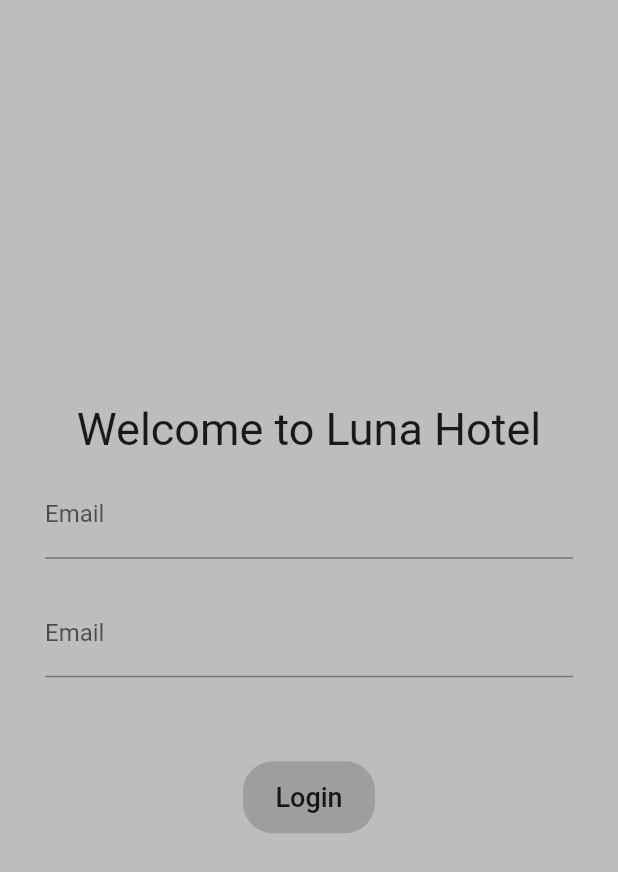
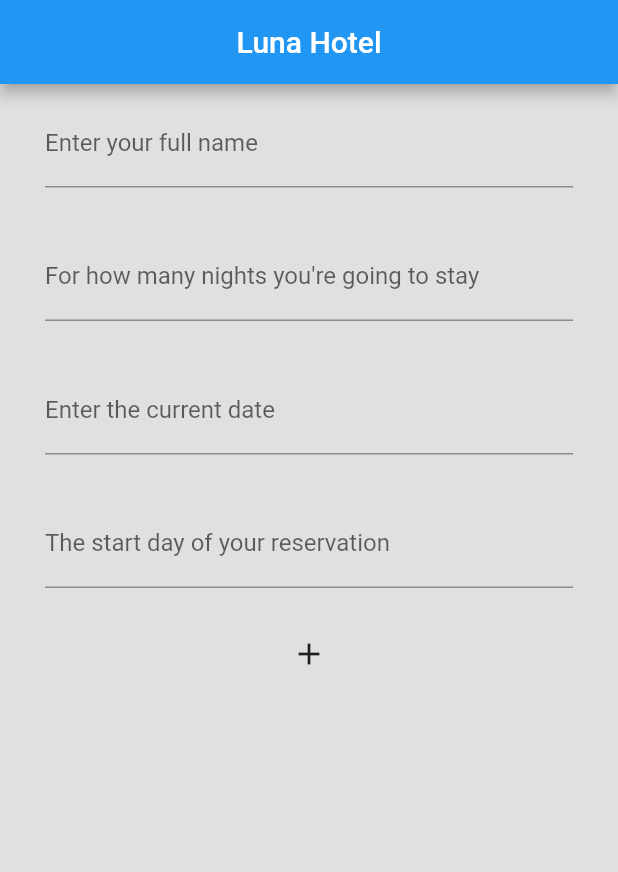
Before and after one commit to Abdellahbado/Hotel-App, a Flutter app: the screen it shows after launch, on a phone screen of 412 x 824 dp. Shown: the top 872 px of the screen. Run offline on Flutter 3.47's test engine with Material 2 defaults, Android fonts, the phone set to English and light mode, and no system bars; our stand-ins replace cloud_firestore, firebase_auth, firebase_core; accounts and stored records are empty; Roboto replaces fonts that are missing (Montserrat-ExtraBold); project files that could hold a hidden picture were left out.

Commit message:
First commit

```diff
--- a/lib/main.dart
+++ b/lib/main.dart
@@ -2,6 +2,8 @@ import 'package:firebase_core/firebase_core.dart';
 import 'package:firebase_test18/auth/login.dart';
 import 'package:firebase_test18/firebase_options.dart';
 import 'package:firebase_test18/home.dart';
+import 'package:firebase_test18/screens/home_screen.dart';
+import 'package:firebase_test18/screens/info_screen.dart';
 import 'package:flutter/material.dart';
 
 Future<void> main() async {
@@ -18,8 +20,8 @@ class MyApp extends StatelessWidget {
   // This widget is the root of your application.
   @override
   Widget build(BuildContext context) {
-    return MaterialApp(
-      home: HomeP(),
+    return const MaterialApp(
+      home: HomePage(),
     );
   }
 }
--- /dev/null
+++ b/lib/models/user_model.dart
@@ -0,0 +1,21 @@
+class User {
+  String name;
+  String? id;
+  String reservationDate;
+  String startDay;
+  int numNights;
+  User(
+      {required this.name,
+      this.id,
+      required this.reservationDate,
+      required this.startDay,
+      required this.numNights});
+
+  Map<String, dynamic> toJson() => {
+        'id': id,
+        'name': name,
+        'Reservation Date': reservationDate,
+        'Start Day': startDay,
+        'Number Nights': numNights
+      };
+}
--- /dev/null
+++ b/lib/screens/home_screen.dart
@@ -0,0 +1,38 @@
+import 'package:firebase_test18/screens/info_screen.dart';
+import 'package:flutter/material.dart';
+
+class HomePage extends StatefulWidget {
+  const HomePage({super.key});
+
+  @override
+  State<HomePage> createState() => _HomePageState();
+}
+
+class _HomePageState extends State<HomePage> {
+  bool isAdded = false;
+  void toggle() {
+    setState(() {
+      isAdded = !isAdded;
+    });
+  }
+
+  @override
+  Widget build(BuildContext context) {
+    if (!isAdded) {
+      return MainScreen(toggle: toggle);
+    } else {
+      return Scaffold(
+        appBar: AppBar(elevation: 0.0),
+        body: const Center(
+          child: Text(
+            'you\'ve been added successfully',
+            style: TextStyle(
+              fontSize: 30.0,
+            ),
+          ),
+        ),
+      );
+    }
+    ;
+  }
+}
--- /dev/null
+++ b/lib/screens/info_screen.dart
@@ -0,0 +1,110 @@
+import 'package:cloud_firestore/cloud_firestore.dart';
+import 'package:flutter/material.dart';
+
+import '../models/user_model.dart';
+
+class MainScreen extends StatefulWidget {
+  final Function toggle;
+  MainScreen({required this.toggle});
+
+  @override
+  State<MainScreen> createState() => _MainScreenState();
+}
+
+class _MainScreenState extends State<MainScreen> {
+  final _nameController = TextEditingController();
+  final _numNightController = TextEditingController();
+  final _reservController = TextEditingController();
+  final _startDayController = TextEditingController();
+
+  //function to add user to firebase
+  Future addUser({required User user}) async {
+    final docUser =
+        FirebaseFirestore.instance.collection('Reference').doc(user.name);
+    // the username above is an id ,if you dont write it will be auto generated
+
+    final json = user.toJson();
+    await docUser.set(json);
+  }
+
+  @override
+  Widget build(BuildContext context) {
+    return Scaffold(
+      appBar: AppBar(
+        title: const Text('Luna Hotel'),
+        centerTitle: true,
+      ),
+      backgroundColor: Colors.grey[300],
+      body: ListView(
+        children: [
+          Padding(
+            padding:
+                const EdgeInsets.symmetric(horizontal: 30.0, vertical: 10.0),
+            child: TextField(
+              controller: _nameController,
+              decoration: const InputDecoration(
+                labelText: 'Enter your full name',
+              ),
+            ),
+          ),
+          const SizedBox(
+            height: 10.0,
+          ),
+          Padding(
+            padding:
+                const EdgeInsets.symmetric(horizontal: 30.0, vertical: 10.0),
+            child: TextField(
+              controller: _numNightController,
+              keyboardType: TextInputType.number,
+              decoration: const InputDecoration(
+                labelText: 'For how many nights you\'re going to stay ',
+              ),
+            ),
+          ),
+          const SizedBox(
+            height: 10.0,
+          ),
+          Padding(
+            padding:
+                const EdgeInsets.symmetric(horizontal: 30.0, vertical: 10.0),
+            child: TextField(
+              controller: _reservController,
+              decoration: const InputDecoration(
+                labelText: 'Enter the current date',
+              ),
+            ),
+          ),
+          const SizedBox(
+            height: 10.0,
+          ),
+          Padding(
+            padding:
+                const EdgeInsets.symmetric(horizontal: 30.0, vertical: 10.0),
+            child: TextField(
+              controller: _startDayController,
+              decoration: const InputDecoration(
+                labelText: 'The start day of your reservation',
+              ),
+            ),
+          ),
+          const SizedBox(
+            height: 10.0,
+          ),
+          IconButton(
+            onPressed: () {
+              User user = User(
+                name: _nameController.text,
+                numNights: int.parse(_numNightController.text),
+                reservationDate: _reservController.text,
+                startDay: _startDayController.text,
+              );
+              addUser(user: user);
+              widget.toggle();
+            },
+            icon: const Icon(Icons.add),
+          )
+        ],
+      ),
+    );
+  }
+}
--- a/pubspec.yaml
+++ b/pubspec.yaml
@@ -31,6 +31,7 @@ dependencies:
     sdk: flutter
   firebase_core: ^1.22.0
   firebase_auth:
+  cloud_firestore:
 
   # The following adds the Cupertino Icons font to your application.
   # Use with the CupertinoIcons class for iOS style icons.
```
Also changed, not shown: lib/screens/hotel_home.dart (added, +24 -0 lines), pubspec.lock, 3 other files.
